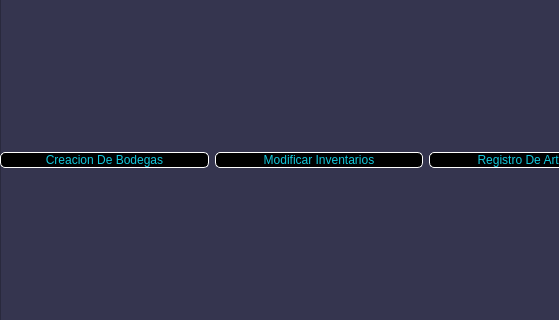
TonyAlvaDB/ProyectoFinal, file UI/qtMainWindow.ui: the form before one commit; both pictures show x 0 to 559 and y 144 to 464 of the 864 by 600 pixel window.
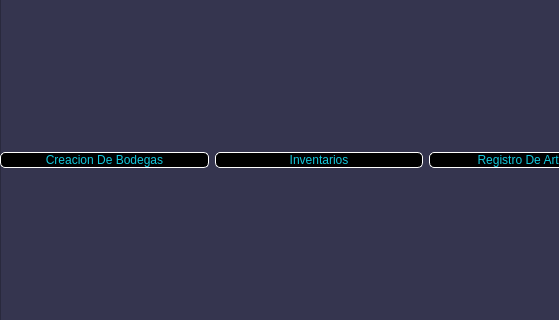
The form after the commit. Icons and pictures are not drawn.

```diff
--- a/UI/qtMainWindow.ui
+++ b/UI/qtMainWindow.ui
@@ -98,7 +98,7 @@
            <string notr="true">background-color:rgb(0, 0, 0)</string>
           </property>
           <property name="text">
-           <string>Modificar Inventarios</string>
+           <string>Inventarios</string>
           </property>
           <property name="icon">
            <iconset>
```
